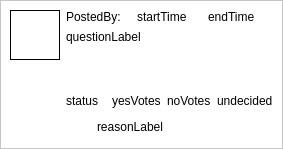
Before: the Qt Designer form ui/VoteViewPost.ui in dmzdev/stance, drawn with Qt 5.
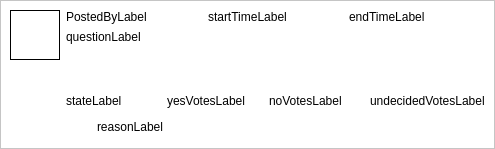
After: the same form once the commit is applied.

Commit message: - This new code makes baby jesus cry.

The edit to the form file:
```diff
--- a/ui/VoteViewPost.ui
+++ b/ui/VoteViewPost.ui
@@ -6,7 +6,7 @@
    <rect>
     <x>0</x>
     <y>0</y>
-    <width>283</width>
+    <width>495</width>
     <height>149</height>
    </rect>
   </property>
@@ -155,14 +155,14 @@
         <item>
          <widget class="QLabel" name="postedBy">
           <property name="text">
-           <string>PostedBy:</string>
+           <string>PostedByLabel</string>
           </property>
          </widget>
         </item>
         <item>
          <widget class="QLabel" name="startTime">
           <property name="text">
-           <string>startTime</string>
+           <string>startTimeLabel</string>
           </property>
          </widget>
         </item>
@@ -175,7 +175,7 @@
            </sizepolicy>
           </property>
           <property name="text">
-           <string>endTime</string>
+           <string>endTimeLabel</string>
           </property>
           <property name="textInteractionFlags">
            <set>Qt::LinksAccessibleByMouse|Qt::TextSelectableByMouse</set>
@@ -211,28 +211,28 @@
         <item>
          <widget class="QLabel" name="status">
           <property name="text">
-           <string>status</string>
+           <string>stateLabel</string>
           </property>
          </widget>
         </item>
         <item>
          <widget class="QLabel" name="yesVotes">
           <property name="text">
-           <string>yesVotes</string>
+           <string>yesVotesLabel</string>
           </property>
          </widget>
         </item>
         <item>
          <widget class="QLabel" name="noVotes">
           <property name="text">
-           <string>noVotes</string>
+           <string>noVotesLabel</string>
           </property>
          </widget>
         </item>
         <item>
          <widget class="QLabel" name="undecidedVotes">
           <property name="text">
-           <string>undecided</string>
+           <string>undecidedVotesLabel</string>
           </property>
          </widget>
         </item>
```
Left out of the diff: 22 changed lines with no effect on the pictures. The commit also changes 1 other file.
